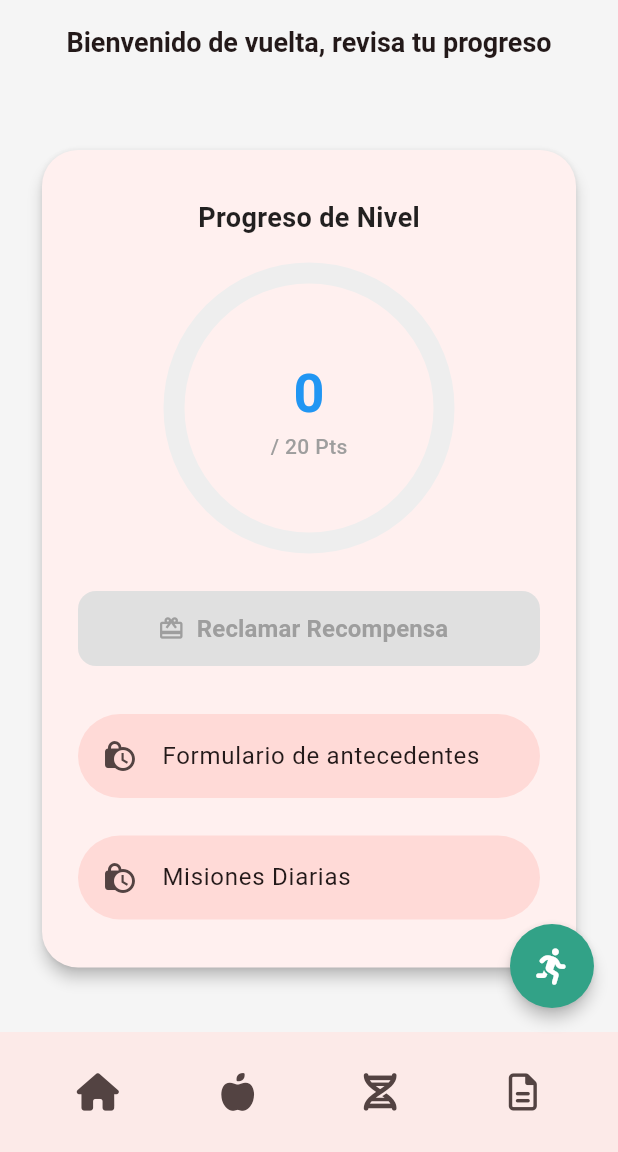
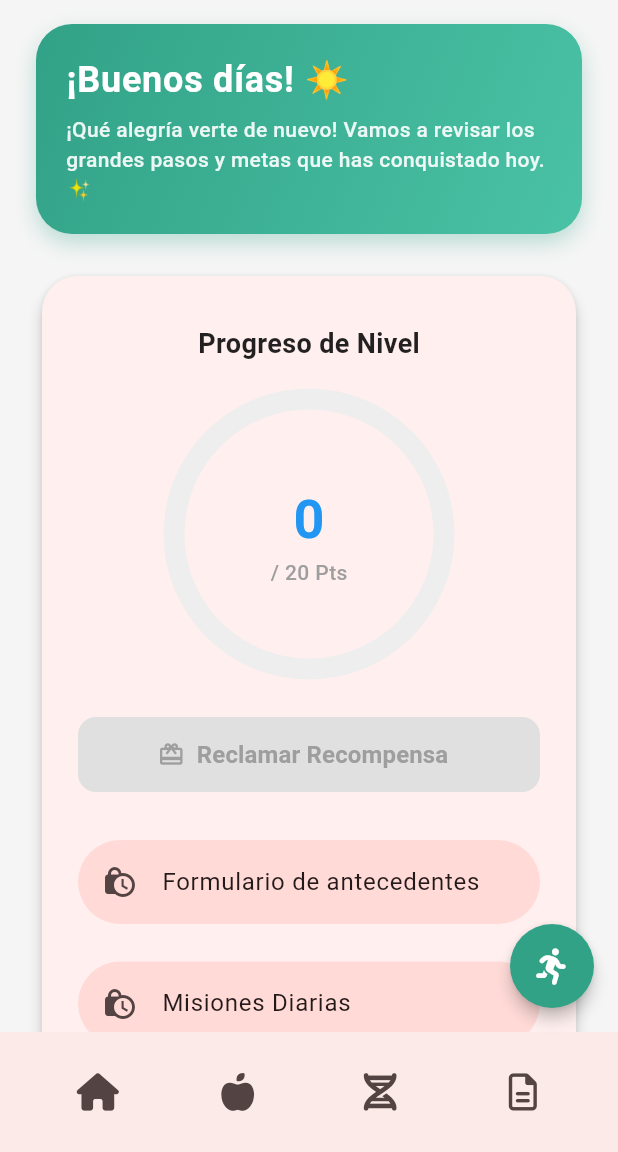
Before and after one commit to FelipeVelandia/HealthUp, a Flutter app: the ProgressPage screen opened by its route, on a phone screen of 412 x 824 dp, the part 84-1236 px from its top. Run offline on Flutter 3.47's test engine with Material 3 defaults, Android fonts, the phone set to English and light mode, and no system bars; our stand-ins replace cloud_firestore, firebase_auth, firebase_core, flutter_svg, font_awesome_flutter, go_router and 1 more; accounts and stored records are empty.

Commit message:
Cambios en la pantalla

```diff
--- a/lib/screens/progress/progress_page.dart
+++ b/lib/screens/progress/progress_page.dart
@@ -11,19 +11,32 @@ class ProgressPage extends StatelessWidget {
 
   final int _pointsGoal = 20; // Meta fija de puntos
 
+  // NUEVO: Generador de saludo dinámico y empático según la hora real del dispositivo
+  String _getFriendlyGreeting() {
+    final int hour = DateTime.now().hour;
+    if (hour >= 6 && hour < 12) {
+      return '¡Buenos días! ☀️';
+    } else if (hour >= 12 && hour < 19) {
+      return '¡Buenas tardes! 🌆';
+    } else {
+      return '¡Buenas noches! 🌙';
+    }
+  }
+
   void _claimReward(BuildContext context) async {
     final prefs = await SharedPreferences.getInstance();
 
-    // 1. Reiniciamos contadores locales y guardamos en disco
-    globalPointsNotifier.value = 0;
-    await prefs.setInt('user_accumulated_points_key', 0);
+    // Conservamos los puntos excedentes de forma matemática justa
+    final int puntosActuales = globalPointsNotifier.value;
+    final int puntosExcedentes = puntosActuales - _pointsGoal;
+
+    globalPointsNotifier.value = puntosExcedentes > 0 ? puntosExcedentes : 0;
+    await prefs.setInt(
+        'user_accumulated_points_key', globalPointsNotifier.value);
+
     globalRewardsNotifier.value += 1;
     await prefs.setInt('user_claimed_rewards_key', globalRewardsNotifier.value);
 
-    // 2. Decisión Aleatoria para el tipo de premio (50% de probabilidad)
-    final bool esOpcionDescarga = Random().nextBool();
-
-    // 3. LISTA DE 10 ENLACES DE RECOMPENSA (Reemplaza estos links por tus archivos reales)
     final List<String> listaEnlacesPremios = [
       'https://ejemplo.com',
       'https://ejemplo.com',
@@ -34,15 +47,13 @@ class ProgressPage extends StatelessWidget {
       'https://ejemplo.com',
       'https://ejemplo.com',
       'https://ejemplo.com',
-      'https://ejemplo.com',
+      'https://ejemplo.com0',
     ];
 
-    // Elegimos un índice al azar entre 0 y 9 para seleccionar el archivo de la lista
     final int indiceAleatorio = Random().nextInt(listaEnlacesPremios.length);
     final String urlDeDescargaSeleccionada =
         listaEnlacesPremios[indiceAleatorio];
 
-    // Función nativa y segura para copiar el link seleccionado al portapapeles
     Future<void> _abrirEnlaceDescarga() async {
       await Clipboard.setData(ClipboardData(text: urlDeDescargaSeleccionada));
 
@@ -58,7 +69,6 @@ class ProgressPage extends StatelessWidget {
       }
     }
 
-    // 4. Desplegar el Pop-up seguro
     if (context.mounted) {
       showDialog(
         context: context,
@@ -67,40 +77,32 @@ class ProgressPage extends StatelessWidget {
           return AlertDialog(
             shape: RoundedRectangleBorder(
                 borderRadius: BorderRadius.circular(20.0)),
-            icon: CircleAvatar(
+            icon: const CircleAvatar(
               radius: 32,
-              backgroundColor: esOpcionDescarga ? Colors.purple : Colors.amber,
-              child: Icon(
-                esOpcionDescarga ? Icons.card_giftcard : Icons.emoji_events,
-                color: Colors.white,
-                size: 40,
+              backgroundColor: Colors.purple,
+              child: Icon(Icons.card_giftcard, color: Colors.white, size: 40),
             ),
-            ),
-            title: Text(
-              esOpcionDescarga ? '¡Regalo Sorpresa!' : '¡Nivel Completado!',
+            title: const Text(
+              '¡Regalo Sorpresa!',
               textAlign: TextAlign.center,
-              style: const TextStyle(fontWeight: FontWeight.bold, fontSize: 22),
+              style: TextStyle(fontWeight: FontWeight.bold, fontSize: 22),
             ),
             content: Column(
               mainAxisSize: MainAxisSize.min,
               children: [
                 Text(
-                  esOpcionDescarga
-                      ? '🎁 ¡Has ganado el Premio #${indiceAleatorio + 1}! 🎁'
-                      : '🎉 ¡Muchas felicidades! 🎉',
+                  '🎁 ¡Has ganado el Premio #${indiceAleatorio + 1}! 🎁',
                   textAlign: TextAlign.center,
-                  style: TextStyle(
+                  style: const TextStyle(
                       fontSize: 16,
                       fontWeight: FontWeight.w600,
-                      color: esOpcionDescarga ? Colors.purple : Colors.green),
+                      color: Colors.purple),
                 ),
                 const SizedBox(height: 12),
-                Text(
-                  esOpcionDescarga
-                      ? 'Te ha tocado una receta aleatoria exclusiva. Presiona el botón de abajo para copiar el enlace de descarga.'
-                      : 'Tu recompensa es hoy, consumir la comida de tu eleccion en una de los horarios, y aun asi marcarla como completa para obtener los puntos. Tus puntos se han reiniciado.',
+                const Text(
+                  'Te ha tocado una receta aleatoria exclusiva. Presiona el botón de abajo para copiar el enlace de descarga.',
                   textAlign: TextAlign.center,
-                  style: const TextStyle(fontSize: 14, color: Colors.black87),
+                  style: TextStyle(fontSize: 14, color: Colors.black87),
                 ),
               ],
             ),
@@ -109,7 +111,6 @@ class ProgressPage extends StatelessWidget {
               Column(
                 mainAxisSize: MainAxisSize.min,
                 children: [
-                  if (esOpcionDescarga) ...[
                   SizedBox(
                     width: 200,
                     height: 45,
@@ -130,21 +131,15 @@ class ProgressPage extends StatelessWidget {
                     ),
                   ),
                   const SizedBox(height: 8),
-                  ],
                   SizedBox(
                     width: 200,
                     height: 45,
                     child: TextButton(
-                      style: TextButton.styleFrom(
-                        foregroundColor:
-                            esOpcionDescarga ? Colors.grey : Colors.blue,
-                      ),
+                      style: TextButton.styleFrom(foregroundColor: Colors.grey),
                       onPressed: () => Navigator.of(context).pop(),
-                      child: Text(
-                        esOpcionDescarga ? 'Cerrar' : 'Genial',
-                        style: const TextStyle(
-                            fontSize: 16, fontWeight: FontWeight.bold),
-                      ),
+                      child: const Text('Cerrar',
+                          style: TextStyle(
+                              fontSize: 16, fontWeight: FontWeight.bold)),
                     ),
                   ),
                 ],
@@ -161,24 +156,64 @@ class ProgressPage extends StatelessWidget {
     return Scaffold(
       backgroundColor: const Color(0xFFF5F5F5),
       appBar: AppBar(
-        automaticallyImplyLeading: false, // This removes the back arrow
-        title: Container(
-          padding: const EdgeInsets.symmetric(horizontal: 8.0),
-          child: const Text(
-            'Bienvenido de vuelta, revisa tu progreso',
-            textAlign: TextAlign.center,
-            style: TextStyle(fontWeight: FontWeight.bold, fontSize: 18),
+        automaticallyImplyLeading: false, // Quita la flecha de regreso
+        backgroundColor: Colors.transparent,
+        elevation: 0,
+        toolbarHeight:
+            0, // Ocultamos el AppBar tradicional para darle más espacio al nuevo banner visual
+      ),
+      body: SingleChildScrollView(
+        padding: const EdgeInsets.symmetric(horizontal: 24.0, vertical: 16.0),
+        child: Column(
+          children: [
+            // NUEVO: Banner de Bienvenida Llamativo y Vistoso con Degradado
+            Container(
+              width: double.infinity,
+              padding: const EdgeInsets.all(20.0),
+              decoration: BoxDecoration(
+                gradient: const LinearGradient(
+                  colors: [
+                    Color(0xFF32A287),
+                    Color(0xFF4AC2A5)
+                  ], // Tonos verdes de tu app
+                  begin: Alignment.topLeft,
+                  end: Alignment.bottomRight,
+                ),
+                borderRadius: BorderRadius.circular(24),
+                boxShadow: [
+                  BoxShadow(
+                    color: const Color(0xFF32A287).withOpacity(0.3),
+                    blurRadius: 12,
+                    offset: const Offset(0, 6),
+                  )
+                ],
+              ),
+              child: Column(
+                crossAxisAlignment: CrossAxisAlignment.start,
+                children: [
+                  Text(
+                    _getFriendlyGreeting(),
+                    style: const TextStyle(
+                      fontSize: 24,
+                      fontWeight: FontWeight.bold,
+                      color: Colors.white,
+                      letterSpacing: 0.5,
                     ),
                   ),
-        centerTitle: true,
-        backgroundColor: Colors.transparent,
-        elevation: 0,
+                  const SizedBox(height: 6),
+                  Text(
+                    '¡Qué alegría verte de nuevo! Vamos a revisar los grandes pasos y metas que has conquistado hoy. ✨',
+                    style: TextStyle(
+                      fontSize: 14,
+                      color: Colors.white.withOpacity(0.9),
+                      fontWeight: FontWeight.w500,
+                      height: 1.4,
                     ),
-      body: SingleChildScrollView(
-        padding: const EdgeInsets.all(24.0),
-        child: Column(
-          children: [
-            const SizedBox(height: 16),
+                  ),
+                ],
+              ),
+            ),
+            const SizedBox(height: 24),
 
             // PANEL PRINCIPAL DE PROGRESO
             Card(
@@ -193,17 +228,18 @@ class ProgressPage extends StatelessWidget {
                   builder: (context, totalPoints, child) {
                     double percentage =
                         (totalPoints / _pointsGoal).clamp(0.0, 1.0);
-                    bool canClaim =
-                        totalPoints >= _pointsGoal; // Condición de activación
+                    bool canClaim = totalPoints >= _pointsGoal;
 
                     return Column(
                       mainAxisSize: MainAxisSize.min,
                       children: [
-                        const Text('Progreso de Nivel',
+                        const Text(
+                          'Progreso de Nivel',
                           style: TextStyle(
                               fontSize: 18,
                               fontWeight: FontWeight.bold,
-                                color: Colors.black87)),
+                              color: Colors.black87),
+                        ),
                         const SizedBox(height: 24),
 
                         // Barra circular
@@ -234,26 +270,28 @@ class ProgressPage extends StatelessWidget {
                                           ? Colors.green
                                           : Colors.blue),
                                 ),
-                                Text('/ $_pointsGoal Pts',
+                                Text(
+                                  '/ $_pointsGoal Pts',
                                   style: const TextStyle(
                                       fontSize: 14,
                                       color: Colors.grey,
-                                        fontWeight: FontWeight.w500)),
+                                      fontWeight: FontWeight.w500),
+                                ),
                               ],
                             ),
                           ],
                         ),
                         const SizedBox(height: 32),
-
-                        // BOTÓN DINÁMICO DE RECLAMO
                         SizedBox(
                           width: double.infinity,
                           height: 50,
                           child: ElevatedButton.icon(
                             icon: const Icon(Icons.card_giftcard),
-                            label: const Text('Reclamar Recompensa',
+                            label: const Text(
+                              'Reclamar Recompensa',
                               style: TextStyle(
-                                    fontSize: 16, fontWeight: FontWeight.bold)),
+                                  fontSize: 16, fontWeight: FontWeight.bold),
+                            ),
                             style: ElevatedButton.styleFrom(
                               backgroundColor: Colors.green,
                               foregroundColor: Colors.white,
@@ -263,7 +301,6 @@ class ProgressPage extends StatelessWidget {
                                   borderRadius: BorderRadius.circular(12)),
                               elevation: canClaim ? 4 : 0,
                             ),
-                            // Si los puntos son menores a la meta, pasamos null para congelar el botón
                             onPressed:
                                 canClaim ? () => _claimReward(context) : null,
                           ),
```
Lines whose indentation alone changed are shown as unchanged.
